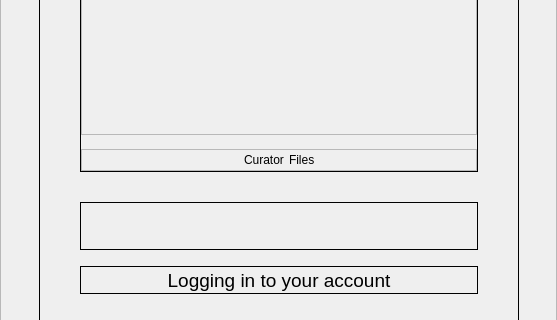
CSG-Development/owncloud-client, file src/gui/newwizard/pages/waitpage.ui: the form before one commit; both pictures show x 0 to 557 and y 139 to 459 of the 557 by 563 pixel window.
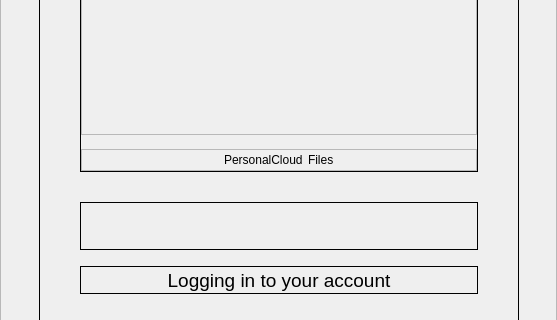
The form after the commit. Custom widgets are drawn as their Qt base class.

The edit to the form file:
```diff
--- a/src/gui/newwizard/pages/waitpage.ui
+++ b/src/gui/newwizard/pages/waitpage.ui
@@ -321,7 +321,7 @@
                   <item>
                    <widget class="QLabel" name="lblCurator">
                     <property name="text">
-                     <string>Curator</string>
+                     <string>PersonalCloud</string>
                     </property>
                    </widget>
                   </item>
```
Left out of the diff: 2 changed lines with no effect on the pictures.
